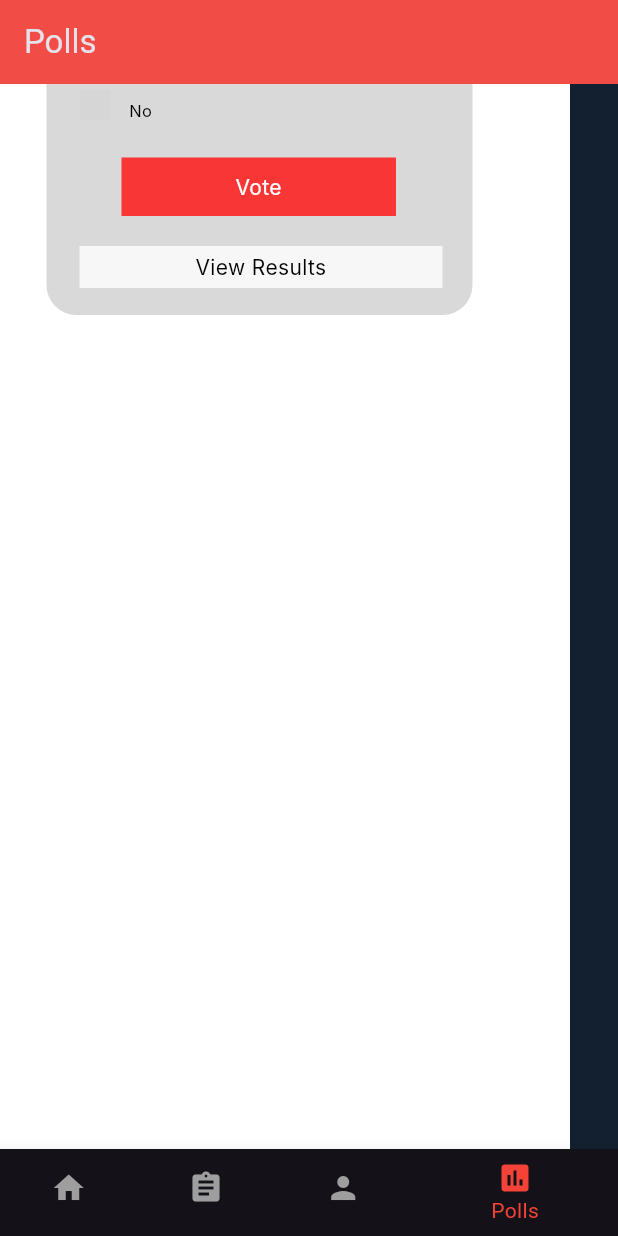
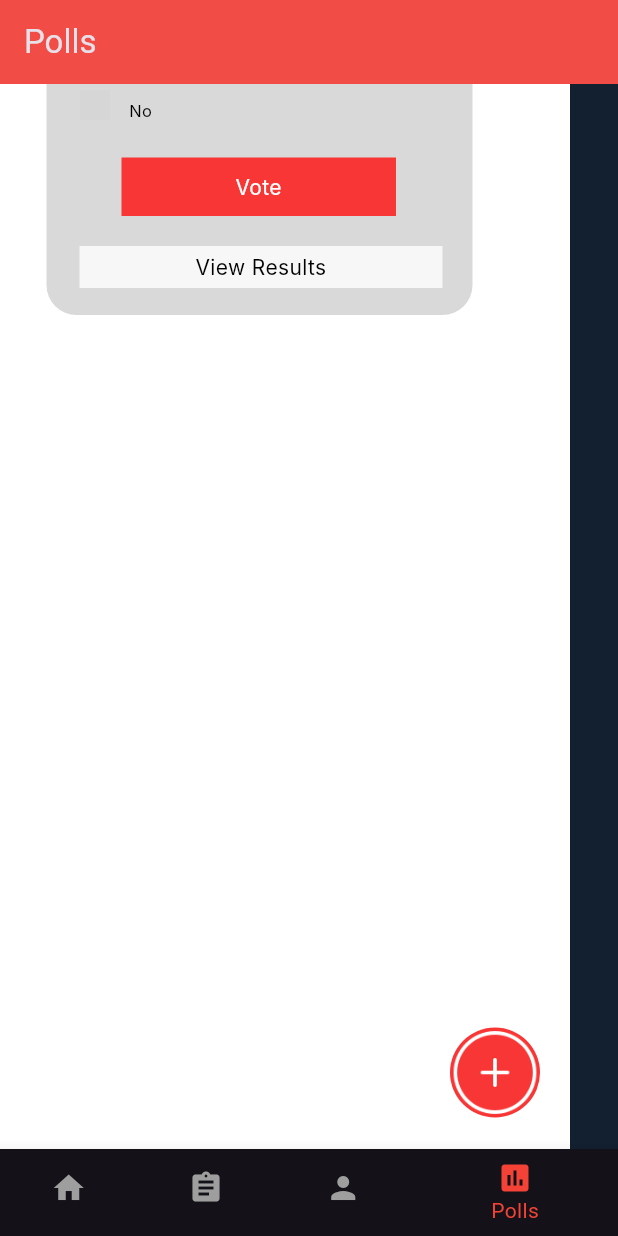
Before and after one commit to Kimutai004/social_justice_hackathon, a Flutter app: the Polls screen opened directly, scrolled down 121 dp, on a phone screen of 412 x 824 dp. Run offline on Flutter 3.47's test engine with Material 3 defaults, Android fonts, the phone set to English and light mode, and no system bars; our stand-ins replace firebase_core, image_picker; accounts and stored records are empty; network calls fail; Roboto replaces fonts that are missing (Inter); grey boxes are pictures that could not be loaded.

Commit message:
"Added Firebase integration to the Flutter app, including Firebase Core and Analytics, and updated UI with floating action buttons in Petitions and Polls screens."

```diff
--- a/lib/main.dart
+++ b/lib/main.dart
@@ -1,7 +1,10 @@
 import 'package:flutter/material.dart';
 import 'package:social_justice_hackathon/signup.dart';
+import 'package:firebase_core/firebase_core.dart';
 
 void main() {
+  WidgetsFlutterBinding.ensureInitialized();
+  Firebase.initializeApp();
   runApp(const FigmaToCodeApp());
 }
 
--- a/lib/polls.dart
+++ b/lib/polls.dart
@@ -225,7 +225,29 @@ class _MypollsState extends State<Polls>{
       ),
     ),
   ),
-)
+),
+Positioned(
+              left: 300,
+              top: 750,
+              child: Container(
+                width: 60,
+                height: 60,
+                decoration: ShapeDecoration(
+                  color: Color(0xFFF93636),
+                  shape: OvalBorder(),
+                ),
+                child: ClipOval( // Ensure the image fits within the oval shape
+                  child: Container(
+                    decoration: BoxDecoration(
+                      image: DecorationImage(
+                        image: AssetImage("assets/icons/add.png"),
+                        fit: BoxFit.contain,
+                      ),
+                    ),
+                  ),
+                ),
+              ),
+            ),
 
 
             ],
--- a/pubspec.yaml
+++ b/pubspec.yaml
@@ -41,6 +41,7 @@ dev_dependencies:
     sdk: flutter
 
   image_picker: ^1.1.2
+  firebase_core: ^3.1.0
 
   # The "flutter_lints" package below contains a set of recommended lints to
   # encourage good coding practices. The lint set provided by the package is
```
Also changed, not shown: lib/petition.dart (+22 -0 lines), pubspec.lock, 5 other files.
